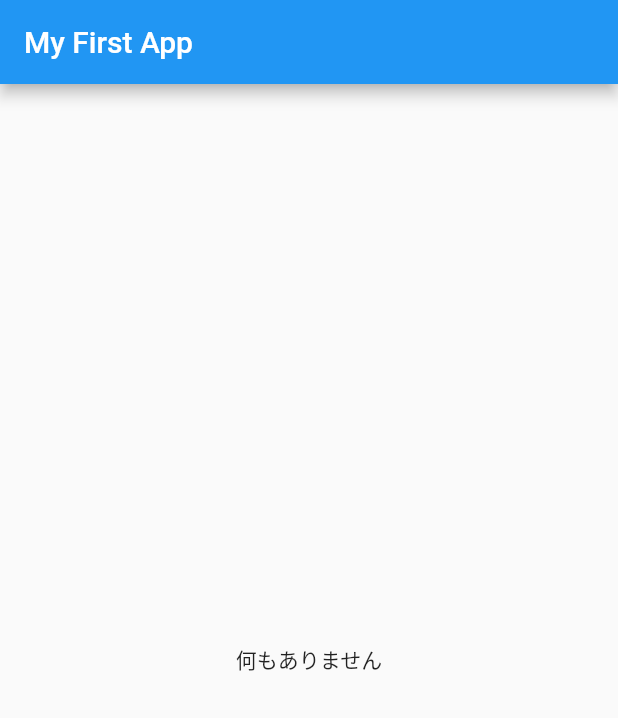
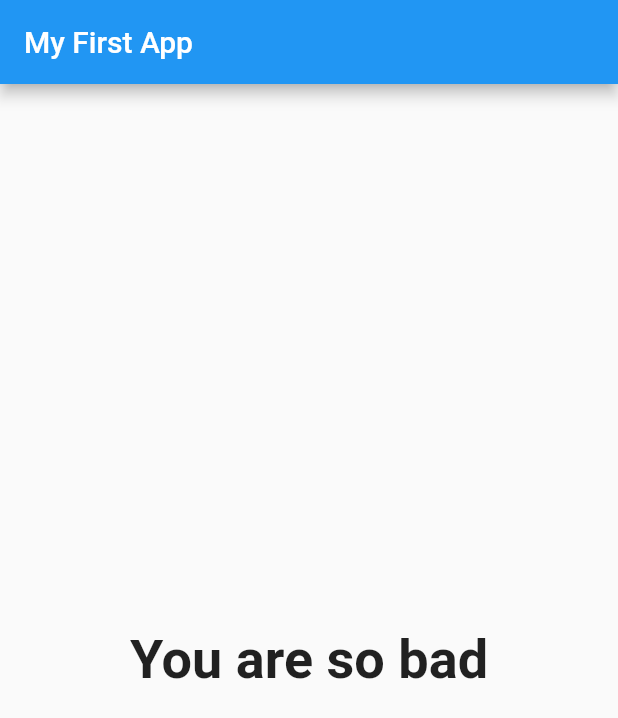
Before and after one commit to tamappe/flutter_quiz_app, a Flutter app: the screen it shows after launch, after a tap on "Black", after a tap on "Snake", after a tap on "Max", on a phone screen of 412 x 824 dp. Shown: the top 718 px of the screen. Run offline on Flutter 3.47's test engine with Material 2 defaults, Android fonts, the phone set to English and light mode, and no system bars.

Commit message:
getters プロパティを使ってクイズの結果のスコアを計算する

```diff
--- a/lib/main.dart
+++ b/lib/main.dart
@@ -15,23 +15,41 @@ class _MyAppState extends State<MyApp> {
   final _questions = const [
     {
       'questionText': 'What\'s is your favorite color?',
-      'answers': ['Black', 'Red', 'Green', 'White']
+      'answers': [
+        {'text': 'Black', 'score': 10},
+        {'text': 'Red', 'score': 5},
+        {'text': 'Green', 'score': 3},
+        {'text': 'White', 'score': 1}
+      ]
     },
     {
       'questionText': 'Waht\'s is your favorite animal?',
-      'answers': ['Rabbit', 'Snake', 'Elephant', 'Lion']
+      'answers': [
+        {'text': 'Rabbit', 'score': 3},
+        {'text': 'Snake', 'score': 11},
+        {'text': 'Elephant', 'score': 5},
+        {'text': 'Lion', 'score': 9}
+      ]
     },
     {
       'questionText': 'Waht\'s is your favorite instructor?',
-      'answers': ['Max', 'Max', 'Max', 'Max']
+      'answers': [
+        {'text': 'Max', 'score': 1},
+        {'text': 'Max', 'score': 1},
+        {'text': 'Max', 'score': 1},
+        {'text': 'Max', 'score': 1}
+      ]
     }
   ];
   int _questionIndex = 0;
+  var _totalScore = 0;
 
-  void _answerQuestion() {
+  void _answerQuestion(int score) {
     if (_questionIndex < _questions.length) {
       print('we have more questions');
     }
+    _totalScore = _totalScore + score;
+
     setState(() {
       _questionIndex = _questionIndex + 1;
     });
@@ -46,8 +64,11 @@ class _MyAppState extends State<MyApp> {
           title: Text('My First App'),
         ),
         body: _questionIndex < _questions.length
-            ? Quiz(questions: _questions, answerQuestion: _answerQuestion, questionIndex: _questionIndex)
-            : Result(),
+            ? Quiz(
+                questions: _questions,
+                answerQuestion: _answerQuestion,
+                questionIndex: _questionIndex)
+            : Result(_totalScore),
       ),
     );
   }
--- a/lib/quiz.dart
+++ b/lib/quiz.dart
@@ -17,8 +17,8 @@ class Quiz extends StatelessWidget {
     return Column(
       children: [
         Question(questions[questionIndex]['questionText']),
-        ...(questions[questionIndex]['answers'] as List<String>).map((answer) {
-          return Answer(answerQuestion, answer);
+        ...(questions[questionIndex]['answers'] as List<Map<String, Object>>).map((answer) {
+          return Answer(() => answerQuestion(answer['score']), answer['text']);
         }).toList()
       ],
     );
--- a/lib/result.dart
+++ b/lib/result.dart
@@ -1,8 +1,34 @@
 import 'package:flutter/material.dart';
 
 class Result extends StatelessWidget {
+  final int resultScore;
+
+  Result(this.resultScore);
+
+  String get resultPhrase {
+    var resultText = 'You did it!';
+    if (resultScore <= 8) {
+      resultText = 'You area awesome and innocent';
+    } else if (resultScore <= 12) {
+      resultText = 'Pretty likeable!';
+    } else if (resultScore <= 16) {
+      resultText = 'You are ... strange?!';
+    } else {
+      resultText = 'You are so bad';
+    }
+    return resultText;
+  }
+
   @override
   Widget build(BuildContext context) {
-    return Center(child: Text('何もありません'));
+    return Center(
+        child: Text(
+      resultPhrase,
+      textAlign: TextAlign.center,
+      style: TextStyle(
+          fontSize: 36.0,
+          fontWeight: FontWeight.bold,
+      ),
+    ));
   }
 }
```
